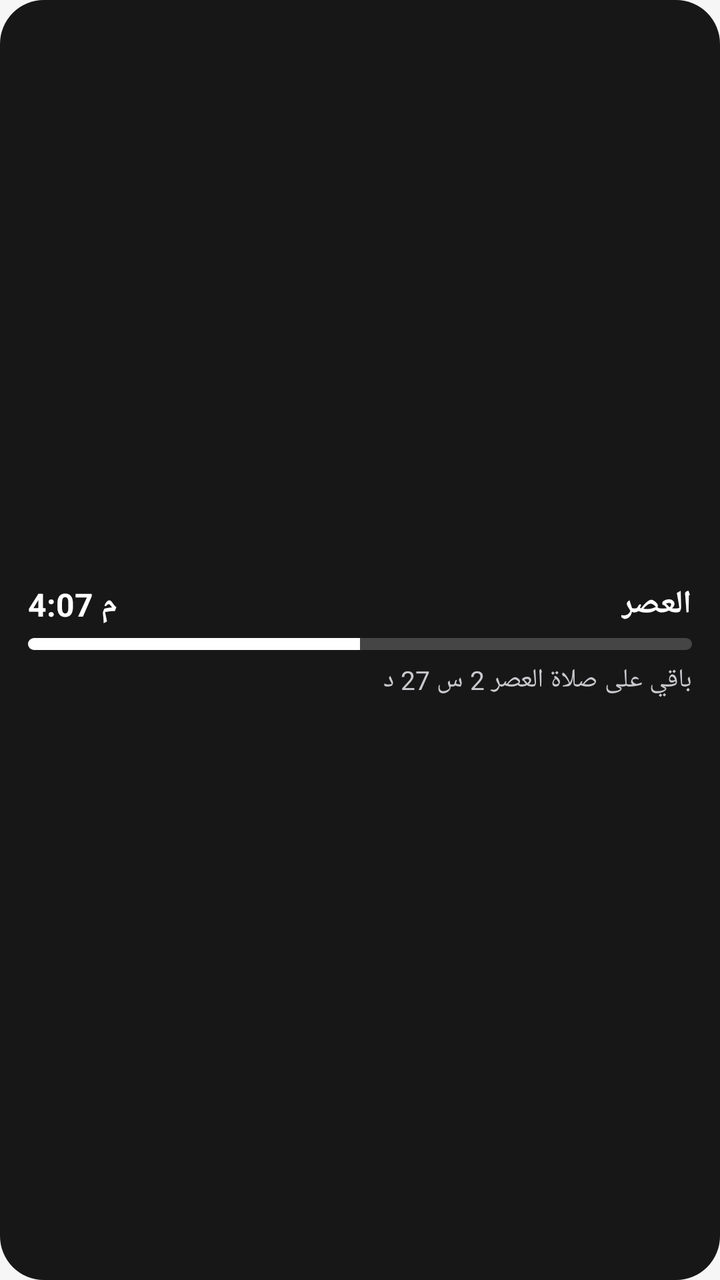
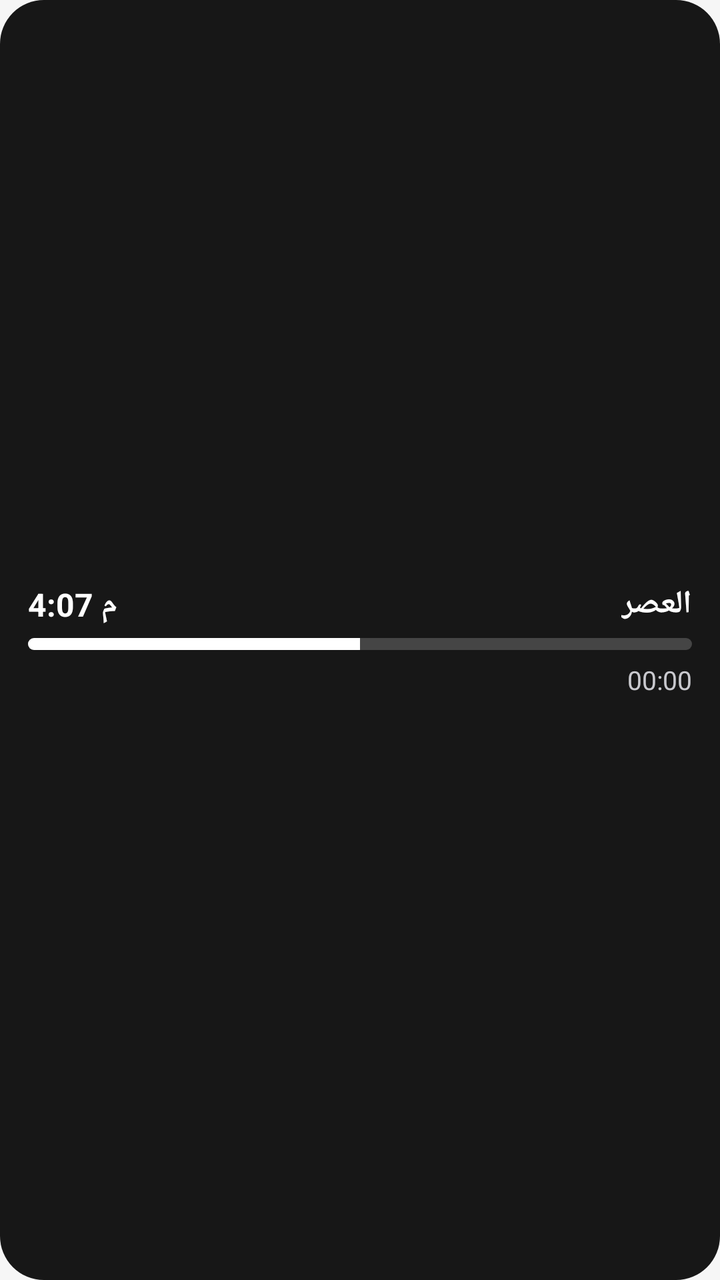

Compare the two renders of this Android layout. The source of the first and the diff that turns it into the second are given below.
<!-- AndroidManifest.xml: application theme Theme.MyApplication -->
<!-- res/layout/facewidget_prayer_aod.xml -->
<?xml version="1.0" encoding="utf-8"?>
<LinearLayout xmlns:android="http://schemas.android.com/apk/res/android"
    android:gravity="center_vertical"
    android:orientation="vertical"
    android:id="@+id/facewidget_root"
    android:background="@drawable/facewidget_bg_aod"
    android:padding="14dp"
    android:layout_width="match_parent"
    android:layout_height="wrap_content"
    android:layoutDirection="rtl">
    <LinearLayout
        android:orientation="horizontal"
        android:layout_width="match_parent"
        android:layout_height="wrap_content">
        <TextView
            android:textSize="16sp"
            android:textStyle="bold"
            android:textColor="#ffffffff"
            android:id="@+id/facewidget_prayer_name"
            android:layout_width="wrap_content"
            android:layout_height="wrap_content"
            android:text="العصر"
            android:textDirection="locale"/>
        <TextView
            android:textSize="16sp"
            android:textStyle="bold"
            android:textColor="#ffffffff"
            android:gravity="left"
            android:id="@+id/facewidget_prayer_time"
            android:layout_width="0dp"
            android:layout_height="wrap_content"
            android:text="4:07 م"
            android:layout_weight="1"
            android:textDirection="locale"/>
    </LinearLayout>
    <ProgressBar
        android:id="@+id/facewidget_progress"
        android:layout_width="match_parent"
        android:layout_height="6dp"
        android:layout_marginTop="6dp"
        android:max="100"
        android:progress="50"
        android:progressDrawable="@drawable/widget_progress_white"
        android:layoutDirection="ltr"
        style="?android:attr/progressBarStyleHorizontal"/>
    <TextView
        android:textSize="13sp"
        android:textColor="#ffc9c9ce"
        android:gravity="right"
        android:id="@+id/facewidget_remaining"
        android:layout_width="match_parent"
        android:layout_height="wrap_content"
        android:layout_marginTop="6dp"
        android:text="باقي على صلاة العصر 2 س 27 د"
        android:textDirection="locale"/>
</LinearLayout>
<!-- resources referenced by this layout -->
<resources>
  <!-- drawable facewidget_bg_aod (drawable) -->
  <?xml version="1.0" encoding="utf-8"?>
  <shape xmlns:android="http://schemas.android.com/apk/res/android" android:shape="rectangle">
      <corners android:radius="22dp" />
      <solid android:color="#FF171717" />
  </shape>
  <!-- drawable widget_progress_white (drawable) -->
  <?xml version="1.0" encoding="utf-8"?>
  <layer-list xmlns:android="http://schemas.android.com/apk/res/android">
      <item android:id="@android:id/background">
          <shape android:shape="rectangle">
              <corners android:radius="8dp" />
              <solid android:color="#33FFFFFF" />
          </shape>
      </item>
      <item android:id="@android:id/progress">
          <clip>
              <shape android:shape="rectangle">
                  <corners android:radius="8dp" />
                  <solid android:color="#FFFFFFFF" />
              </shape>
          </clip>
      </item>
  </layer-list>
  <style name="Theme.MyApplication" parent="@android:style/Theme.DeviceDefault.NoActionBar">
          <item name="android:windowBackground">@color/splash_bg</item>
      </style>
  <color name="splash_bg">#FFF6F6F6</color>
</resources>

<!-- the commit's change to res/layout/facewidget_prayer_aod.xml (unified diff, before → after) -->
@@ -43,7 +43,7 @@
         android:progressDrawable="@drawable/widget_progress_white"
         android:layoutDirection="ltr"
         style="?android:attr/progressBarStyleHorizontal"/>
-    <TextView
+    <Chronometer
         android:textSize="13sp"
         android:textColor="#ffc9c9ce"
         android:gravity="right"
